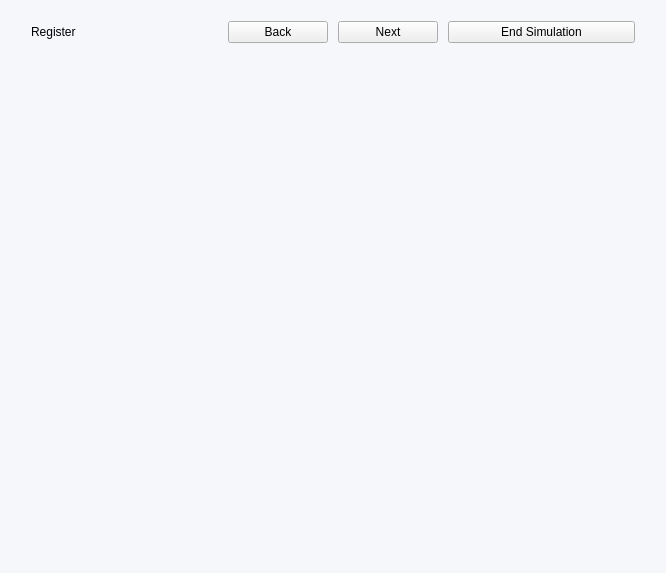
devforgely/MFA-Simulator, file src/views/register_view.ui: the form before one commit.
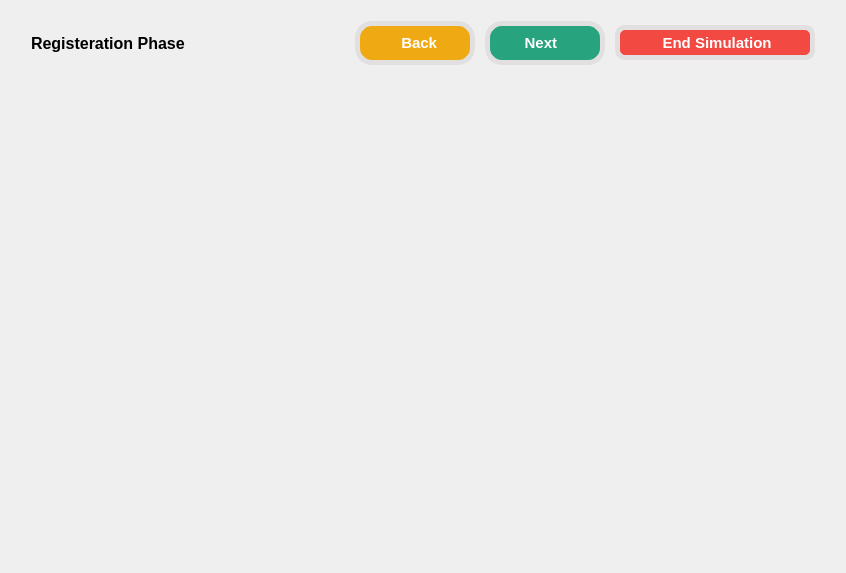
The form after the commit. Icons and pictures are not drawn.

Patch:
```diff
--- a/src/views/register_view.ui
+++ b/src/views/register_view.ui
@@ -6,7 +6,7 @@
    <rect>
     <x>0</x>
     <y>0</y>
-    <width>666</width>
+    <width>846</width>
     <height>573</height>
    </rect>
   </property>
@@ -14,8 +14,43 @@
    <string>Form</string>
   </property>
   <property name="styleSheet">
-   <string notr="true">#Form {
-	background-color: #f6f7fb;
+   <string notr="true">#register_label {
+	font-family:Yu Gothic UI ;
+	font-size: 12pt;
+	font-weight: 600;
+}
+
+#frame QPushButton {
+	padding: 2px;
+	font-size: 11pt;
+	font-weight: 550;
+	color: white;
+	border: 5px solid #e1dfdf;
+}
+
+#back_btn {
+	border-radius: 17px;
+	background-color: #efa913;
+}
+
+#back_btn:disabled {
+	background-color: #e1dfdf;
+	color: gray;
+}
+
+#next_btn {
+	border-radius: 17px;
+	background-color: #27a37e;
+}
+
+#next_btn:disabled {
+	background-color: #e1dfdf;
+	color: gray;
+}
+
+#end_btn {
+	border-radius: 10px;
+	background-color: #F24942;
 }</string>
   </property>
   <layout class="QVBoxLayout" name="verticalLayout">
@@ -44,48 +79,108 @@
        <number>5</number>
       </property>
       <item>
-       <widget class="QLabel" name="label">
+       <widget class="QLabel" name="register_label">
         <property name="text">
-         <string>Register</string>
+         <string>Registeration Phase</string>
         </property>
        </widget>
       </item>
       <item>
        <widget class="QPushButton" name="back_btn">
+        <property name="minimumSize">
+         <size>
+          <width>0</width>
+          <height>44</height>
+         </size>
+        </property>
         <property name="maximumSize">
          <size>
-          <width>100</width>
+          <width>120</width>
           <height>16777215</height>
          </size>
         </property>
+        <property name="cursor">
+         <cursorShape>PointingHandCursor</cursorShape>
+        </property>
         <property name="text">
-         <string>Back</string>
+         <string>  Back</string>
+        </property>
+        <property name="icon">
+         <iconset>
+          <normaloff>../resources/icons/arrow-left.svg</normaloff>../resources/icons/arrow-left.svg</iconset>
+        </property>
+        <property name="iconSize">
+         <size>
+          <width>24</width>
+          <height>24</height>
+         </size>
         </property>
        </widget>
       </item>
       <item>
        <widget class="QPushButton" name="next_btn">
+        <property name="minimumSize">
+         <size>
+          <width>0</width>
+          <height>44</height>
+         </size>
+        </property>
         <property name="maximumSize">
          <size>
-          <width>100</width>
+          <width>120</width>
           <height>16777215</height>
          </size>
         </property>
+        <property name="cursor">
+         <cursorShape>PointingHandCursor</cursorShape>
+        </property>
+        <property name="layoutDirection">
+         <enum>Qt::RightToLeft</enum>
+        </property>
         <property name="text">
-         <string>Next</string>
+         <string>Next  </string>
+        </property>
+        <property name="icon">
+         <iconset>
+          <normaloff>../resources/icons/arrow-right.svg</normaloff>../resources/icons/arrow-right.svg</iconset>
+        </property>
+        <property name="iconSize">
+         <size>
+          <width>24</width>
+          <height>24</height>
+         </size>
         </property>
        </widget>
       </item>
       <item>
        <widget class="QPushButton" name="end_btn">
+        <property name="minimumSize">
+         <size>
+          <width>0</width>
+          <height>35</height>
+         </size>
+        </property>
         <property name="maximumSize">
          <size>
           <width>200</width>
           <height>16777215</height>
          </size>
         </property>
+        <property name="cursor">
+         <cursorShape>PointingHandCursor</cursorShape>
+        </property>
         <property name="text">
-         <string>End Simulation</string>
+         <string> End Simulation</string>
+        </property>
+        <property name="icon">
+         <iconset>
+          <normaloff>../resources/icons/x-octagon.svg</normaloff>../resources/icons/x-octagon.svg</iconset>
+        </property>
+        <property name="iconSize">
+         <size>
+          <width>32</width>
+          <height>32</height>
+         </size>
         </property>
        </widget>
       </item>
```
